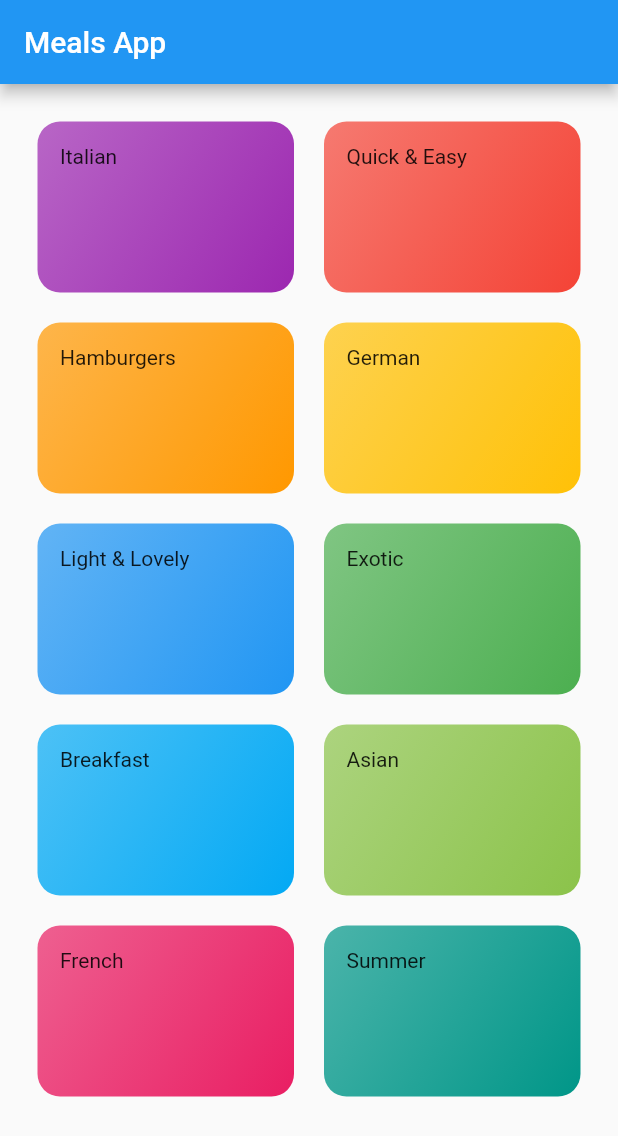
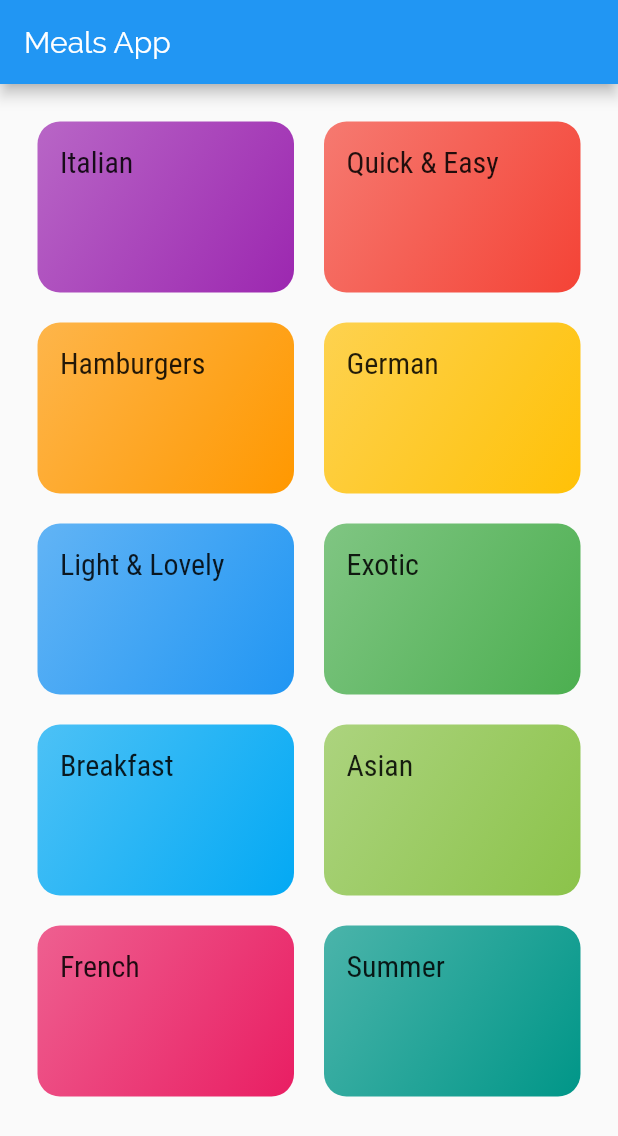
Before and after one commit to Pranay-Narang/MealsPicker, a Flutter app: the screen it shows after launch, on a phone screen of 412 x 824 dp. Shown: the top 1136 px of the screen. Run offline on Flutter 3.47's test engine with Material 2 defaults, Android fonts, the phone set to English and light mode, and no system bars.

Commit message:
lib: Configure a basic theme

```diff
--- a/lib/cgitems.dart
+++ b/lib/cgitems.dart
@@ -9,7 +9,7 @@ class CategoryItems extends StatelessWidget {
   Widget build(BuildContext context) {
     return Container(
       padding: const EdgeInsets.all(15),
-      child: Text(title),
+      child: Text(title, style: Theme.of(context).textTheme.headline6),
       decoration: BoxDecoration(
         gradient: LinearGradient(
           colors: [
--- a/lib/main.dart
+++ b/lib/main.dart
@@ -1,6 +1,7 @@
 import 'package:flutter/material.dart';
 
 import './categories.dart';
+
 void main() => runApp(MealsApp());
 
 class MealsApp extends StatelessWidget {
@@ -9,7 +10,18 @@ class MealsApp extends StatelessWidget {
       title: 'Meal Picker',
       theme: ThemeData(
         primarySwatch: Colors.blue,
+        accentColor: Colors.blueAccent,
         visualDensity: VisualDensity.adaptivePlatformDensity,
+        fontFamily: 'Raleway',
+        textTheme: ThemeData.light().textTheme.copyWith(
+              bodyText1: TextStyle(
+                color: Color.fromRGBO(20, 51, 51, 1),
+              ),
+              bodyText2: TextStyle(
+                color: Color.fromRGBO(20, 51, 51, 1),
+              ),
+              headline6: TextStyle(fontSize: 20, fontFamily: 'RobotoCondensed')
+            ),
       ),
       home: Categories(),
     );
```
